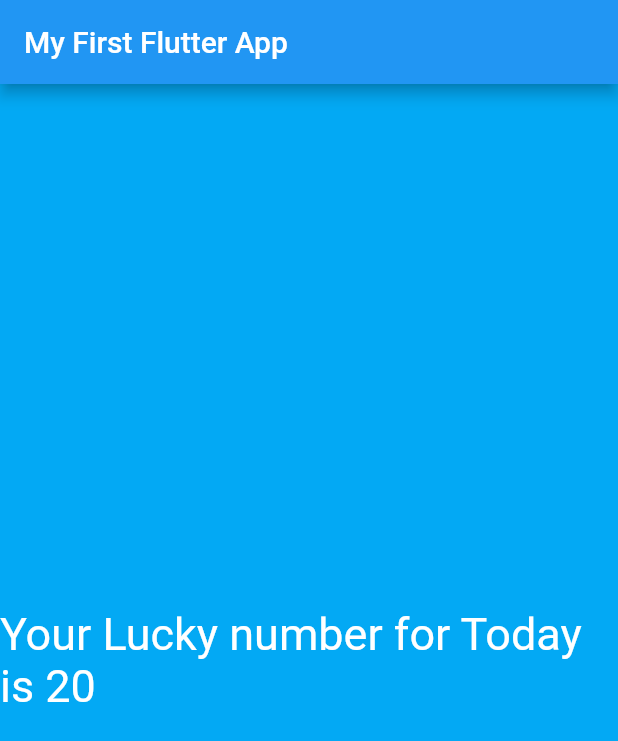
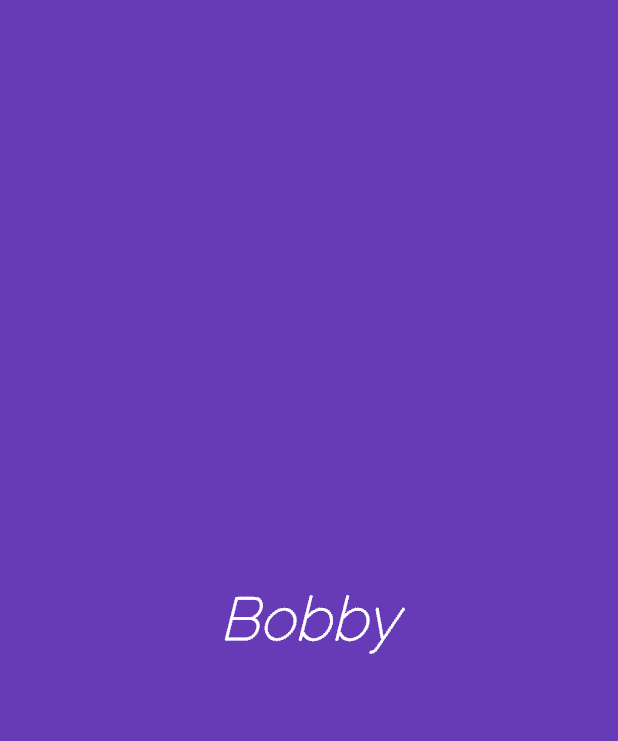
Before and after one commit to quiet-programmer/flutter_first_app, a Flutter app: the screen it shows after launch, on a phone screen of 412 x 824 dp. Shown: the top 741 px of the screen. Run offline on Flutter 3.47's test engine with Material 2 defaults, Android fonts, the phone set to English and light mode, and no system bars.

Commit message:
'text_style'

```diff
--- a/lib/app_screens/first_screen.dart
+++ /dev/null
@@ -1,35 +0,0 @@
-import 'dart:math';
-
-import 'package:flutter/material.dart';
-
-class FirstScreen extends StatelessWidget {
-  @override
-  Widget build(BuildContext context) {
-    // TODO: implement build
-    return Material( // material design body for the app body
-
-      color: Colors.lightBlue, //color for the app
-
-      child: Center( // widget to center text
-
-        child: Text( // child widget to display text
-
-          genRandomNumber(), // text that displays
-
-          textDirection: TextDirection.ltr, // text direction
-
-          style: TextStyle(color: Colors.white, fontSize: 30.0), // styling
-
-        ),
-      ),
-    );
-  }
-
-  String genRandomNumber() {
-
-    var random = Random();
-    int luckNumber = random.nextInt(50);
-    return "Your Lucky number for Today is $luckNumber";
-  }
-
-}
--- /dev/null
+++ b/lib/app_screens/home.dart
@@ -0,0 +1,28 @@
+import 'package:flutter/material.dart';
+
+class Home extends StatelessWidget{
+  @override
+  Widget build(BuildContext context) {
+    // TODO: implement build
+    return Center(
+        child: Container(
+          alignment: Alignment.center,
+          color: Colors.deepPurple,
+          child: Text(
+            "Bobby",
+            textDirection: TextDirection.ltr,
+
+            style: TextStyle(
+              decoration: TextDecoration.none,
+              color: Colors.white,
+              fontFamily: 'Raleway',
+              fontStyle: FontStyle.italic,
+              fontSize: 40.0
+            ),
+
+          )
+        )
+    );
+  }
+
+}
--- a/lib/main.dart
+++ b/lib/main.dart
@@ -1,27 +1,10 @@
-import 'package:flutter/cupertino.dart';
 import 'package:flutter/material.dart';
 
-import 'app_screens/first_screen.dart';
+import 'app_screens/home.dart';
 
-
-void main() =>  runApp(MyFirstApp());
-
-
-class MyFirstApp extends StatelessWidget {
-
-  @override
-  Widget build(BuildContext context) {
-
-    return  MaterialApp(
-        debugShowCheckedModeBanner: false,
-        title: "My Flutter App", // app name
-        home: Scaffold(
-          appBar: AppBar(title: Text("My First Flutter App"),),
-
-          //body of the app
-          body: FirstScreen()
-        )
-    );
-  }
-
+void main() {
+  runApp(MaterialApp(
+    title: "Exploring UI Widgets",
+    home: Home(),
+  ));
 }
```
Also changed, not shown: pubspec.yaml (+11 -11 lines), fonts/RalewayDots-Regular.ttf (added).
